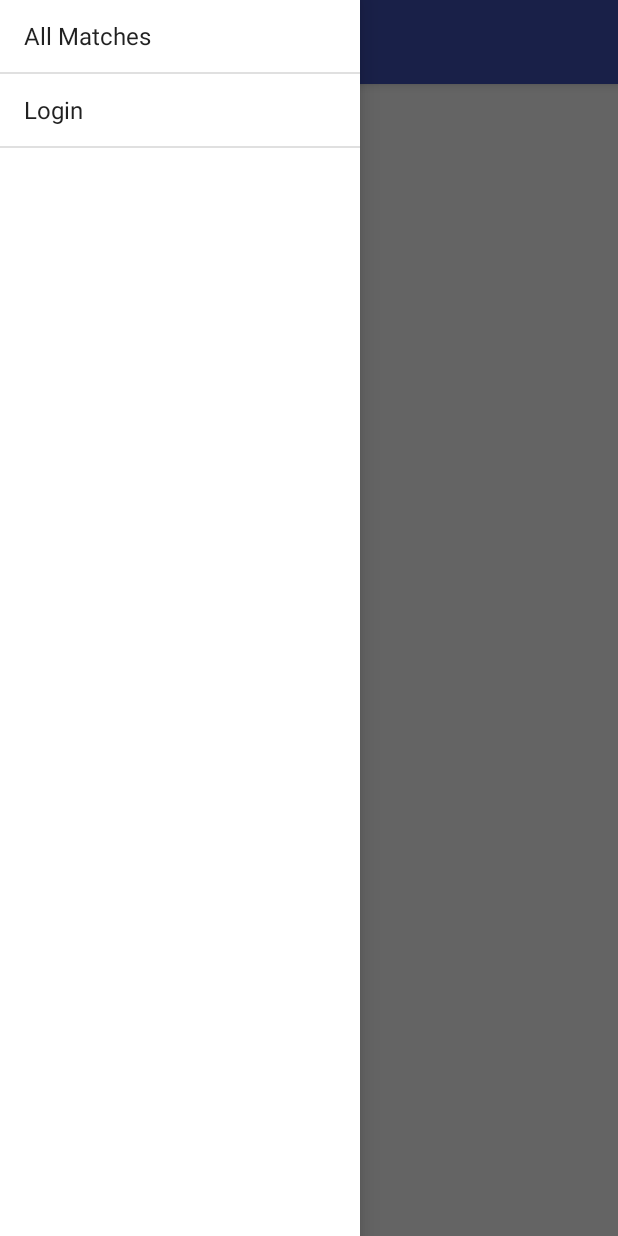
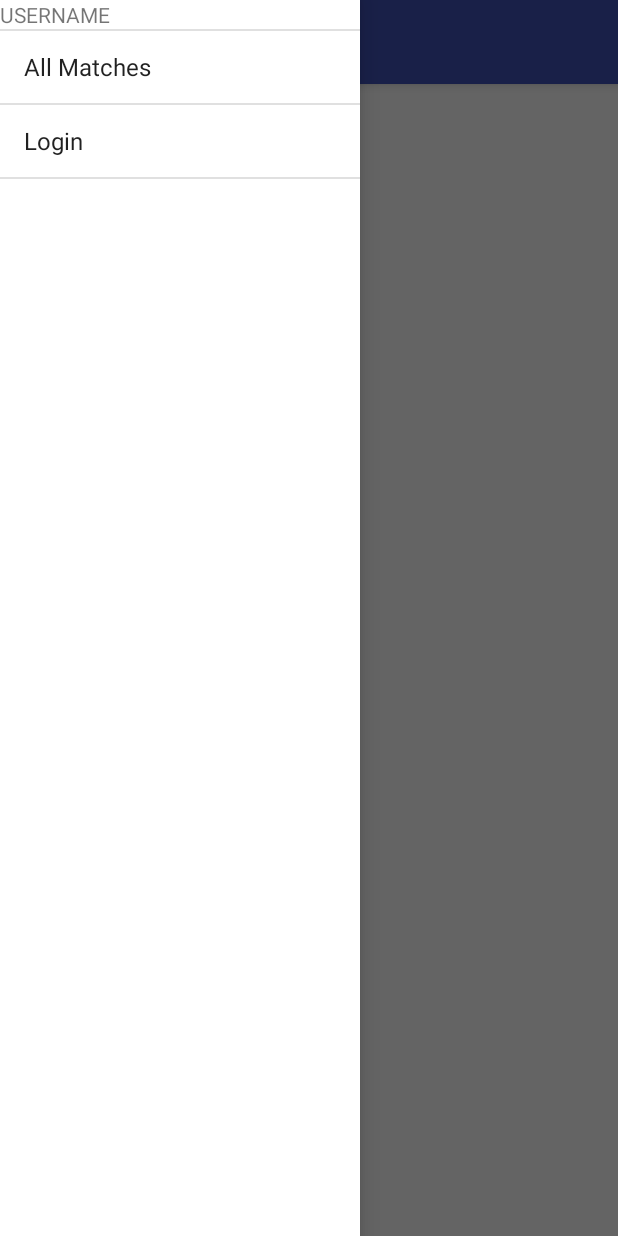
Before and after one commit to migah/ezscoremobile, an Android app: the screen it shows after launch (MainActivity), with the side drawer open, on a phone screen of 412 x 824 dp. Run offline under Robolectric (Android 15) with nearby library versions, the phone set to English and light mode, and no system bars; our stand-ins replace Firebase (no records; nobody signed in at launch, a user with empty details on screens opened directly).

Commit message:
refactor galore

```diff
--- /dev/null
+++ b/app/src/main/java/Utilities/DrawerListStuff.java
@@ -0,0 +1,63 @@
+package Utilities;
+
+import android.content.Context;
+import android.content.Intent;
+import android.support.v4.widget.DrawerLayout;
+import android.view.View;
+import android.widget.AdapterView;
+import android.widget.ArrayAdapter;
+
+import com.google.firebase.auth.FirebaseAuth;
+import com.google.firebase.auth.FirebaseUser;
+
+import pineapple.ezscore.LoginActivity;
+import pineapple.ezscore.MainActivity;
+import pineapple.ezscore.MyMatchesActivity;
+
+/**
+ * Created by rasmusmadsen on 15/05/2017.
+ */
+
+public class DrawerListStuff {
+
+    private final static FirebaseAuth mAuth = FirebaseAuth.getInstance();
+
+    public static ArrayAdapter<String> getAdapter(final Context context) {
+        FirebaseUser user = mAuth.getCurrentUser();
+        String[] menuItems;
+        if (user == null) {
+            String[] mMenuItems = {"All Matches", "Login"};
+            menuItems = mMenuItems;
+        } else {
+            String[] mMenuItems = {"All Matches", "My Matches", "Logout"};
+            menuItems = mMenuItems;
+        }
+        return new ArrayAdapter<>(context, android.R.layout.simple_list_item_1, menuItems);
+    }
+
+    public static AdapterView.OnItemClickListener drawerClickListener(final Context context) {
+        return new AdapterView.OnItemClickListener() {
+            @Override
+            public void onItemClick(AdapterView<?> adapterView, View view, int i, long l) {
+                switch (adapterView.getItemAtPosition(i).toString().toLowerCase()) {
+                    case "all matches":
+                        context.startActivity(new Intent(context, MainActivity.class));
+                        break;
+                    case "my matches":
+                        context.startActivity(new Intent(context, MyMatchesActivity.class));
+                        break;
+                    case "logout":
+                        Intent intent = new Intent(context, MainActivity.class);
+                        intent.putExtra("logout", true);
+                        context.startActivity(intent);
+                        break;
+                    case "login":
+                        context.startActivity(new Intent(context, LoginActivity.class));
+                        break;
+                    default:
+                        break;
+                }
+            }
+        };
+    }
+}
--- a/app/src/main/java/Adapters/MatchAdapter.java
+++ b/app/src/main/java/Utilities/MatchAdapter.java
@@ -1,4 +1,4 @@
-package Adapters;
+package Utilities;
 
 import android.content.Context;
 import android.content.Intent;
@@ -15,7 +15,6 @@ import com.google.firebase.auth.FirebaseAuth;
 import java.util.List;
 
 import Entities.Match;
-import Repositories.MatchRepository;
 import pineapple.ezscore.MatchActivity;
 import pineapple.ezscore.MatchEditActivity;
 import pineapple.ezscore.R;
--- a/app/src/main/java/pineapple/ezscore/MainActivity.java
+++ b/app/src/main/java/pineapple/ezscore/MainActivity.java
@@ -9,6 +9,7 @@ import android.os.Bundle;
 import android.support.v7.widget.LinearLayoutManager;
 import android.support.v7.widget.RecyclerView;
 import android.support.v7.widget.Toolbar;
+import android.view.LayoutInflater;
 import android.view.View;
 import android.widget.AdapterView;
 import android.widget.ArrayAdapter;
@@ -22,9 +23,8 @@ import com.google.firebase.database.DatabaseReference;
 import com.google.firebase.database.FirebaseDatabase;
 import com.google.firebase.database.ValueEventListener;
 
-import Adapters.MatchAdapter;
-import Entities.Match;
-import Entities.Sport;
+import Utilities.DrawerListStuff;
+import Utilities.MatchAdapter;
 import Repositories.MatchRepository;
 
 public class MainActivity extends AppCompatActivity {
@@ -33,11 +33,9 @@ public class MainActivity extends AppCompatActivity {
     private MatchRepository mr;
     private DatabaseReference dr;
     private FirebaseAuth mAuth;
-    private FirebaseAuth.AuthStateListener mAuthListener;
 
     private ListView mDrawerList;
     private DrawerLayout drawerLayout;
-    private ArrayAdapter<String> mAdapter;
     private Toolbar toolbar;
 
     @Override
@@ -45,7 +43,6 @@ public class MainActivity extends AppCompatActivity {
         super.onCreate(savedInstanceState);
         setContentView(R.layout.activity_main);
         mAuth = FirebaseAuth.getInstance();
-        initAuthListener();
 
         if (getIntent().getSerializableExtra("logout") != null && (boolean) getIntent().getSerializableExtra("logout")) {
             mAuth.signOut();
@@ -87,64 +84,14 @@ public class MainActivity extends AppCompatActivity {
                 drawerLayout.openDrawer(GravityCompat.START);
             }
         });
-    }
 
-    private void initAuthListener() {
-        mAuthListener = new FirebaseAuth.AuthStateListener() {
-            @Override
-            public void onAuthStateChanged(@NonNull FirebaseAuth firebaseAuth) {
-                FirebaseUser user = firebaseAuth.getCurrentUser();
-                if (user != null) {
-                    // User is signed in
-                    String[] mMenuItems = {"All Matches", "My Matches", "Logout"};
-                    addDrawerItems(mMenuItems);
-                } else {
-                    // No user signed in
-                    String[] mMenuItems = {"All Matches", "Login"};
-                    addDrawerItems(mMenuItems);
-                }
-            }
-        };
-    }
+        mDrawerList.setAdapter(DrawerListStuff.getAdapter(this));
+        mDrawerList.setOnItemClickListener(DrawerListStuff.drawerClickListener(this));
 
-    private void addDrawerItems(String[] mMenuItems) {
-        mAdapter = new ArrayAdapter<>(this, android.R.layout.simple_list_item_1, mMenuItems);
-        mDrawerList.setAdapter(mAdapter);
+        LayoutInflater inflater = getLayoutInflater();
 
-        mDrawerList.setOnItemClickListener(new AdapterView.OnItemClickListener() {
-            @Override
-            public void onItemClick(AdapterView<?> adapterView, View view, int i, long l) {
-                switch (adapterView.getItemAtPosition(i).toString().toLowerCase()) {
-                    case "all matches":
-                        drawerLayout.closeDrawers();
-                        break;
-                    case "my matches":
-                        startActivity(new Intent(MainActivity.this, MyMatchesActivity.class));
-                        break;
-                    case "logout":
-                        mAuth.signOut();
-                        break;
-                    case "login":
-                        startActivity(new Intent(MainActivity.this, LoginActivity.class));
-                        break;
-                    default:
-                        break;
-                }
-            }
-        });
-    }
+        View view = inflater.inflate(R.layout.header_view, null, false);
 
-    @Override
-    protected void onStart() {
-        super.onStart();
-        mAuth.addAuthStateListener(mAuthListener);
-    }
-
-    @Override
-    protected void onStop() {
-        super.onStop();
-        if (mAuthListener != null) {
-            mAuth.removeAuthStateListener(mAuthListener);
-        }
+        mDrawerList.addHeaderView(view);
     }
 }
--- a/app/src/main/java/pineapple/ezscore/MatchEditActivity.java
+++ b/app/src/main/java/pineapple/ezscore/MatchEditActivity.java
@@ -20,6 +20,7 @@ import com.google.firebase.database.ValueEventListener;
 import Entities.Match;
 import Entities.Round;
 import Repositories.MatchRepository;
+import Utilities.DateFormatter;
 
 public class MatchEditActivity extends AppCompatActivity {
 
@@ -83,7 +84,7 @@ public class MatchEditActivity extends AppCompatActivity {
             @Override
             public void onDataChange(DataSnapshot dataSnapshot) {
                 match = matchRepository.getMatch(matchKey);
-                txtTime.setText(match.getStartTime());
+                txtTime.setText(DateFormatter.getDate(match));
                 txtTeam1.setText(match.getTeam1());
                 txtTeam2.setText(match.getTeam2());
                 inputTeam1Score.setText(match.getTeam1Score().toString());
--- a/app/src/main/java/pineapple/ezscore/NewMatchActivity.java
+++ b/app/src/main/java/pineapple/ezscore/NewMatchActivity.java
@@ -116,7 +116,6 @@ public class NewMatchActivity extends AppCompatActivity {
             @Override
             public void onDateSet(DatePicker view, int year, int monthOfYear,
                                   int dayOfMonth) {
-                // TODO Auto-generated method stub
                 myCalendar.set(Calendar.YEAR, year);
                 myCalendar.set(Calendar.MONTH, monthOfYear);
                 myCalendar.set(Calendar.DAY_OF_MONTH, dayOfMonth);
@@ -128,7 +127,6 @@ public class NewMatchActivity extends AppCompatActivity {
         txtDate.setOnClickListener(new View.OnClickListener() {
             @Override
             public void onClick(View v) {
-                // TODO Auto-generated method stub
                 new DatePickerDialog(context, date, myCalendar
                         .get(Calendar.YEAR), myCalendar.get(Calendar.MONTH),
                         myCalendar.get(Calendar.DAY_OF_MONTH)).show();
--- /dev/null
+++ b/app/src/main/res/layout/header_view.xml
@@ -0,0 +1,11 @@
+<?xml version="1.0" encoding="utf-8"?>
+<RelativeLayout xmlns:android="http://schemas.android.com/apk/res/android"
+    android:layout_width="match_parent"
+    android:layout_height="match_parent">
+
+    <TextView
+        android:layout_width="wrap_content"
+        android:layout_height="wrap_content"
+        android:text="USERNAME"/>
+
+</RelativeLayout>
```
Also changed, not shown: app/src/main/java/Utilities/DateFormatter.java (added, +43 -0 lines), app/src/main/java/pineapple/ezscore/MatchActivity.java (+2 -27 lines), app/src/main/java/pineapple/ezscore/MyMatchesActivity.java (+4 -23 lines).
